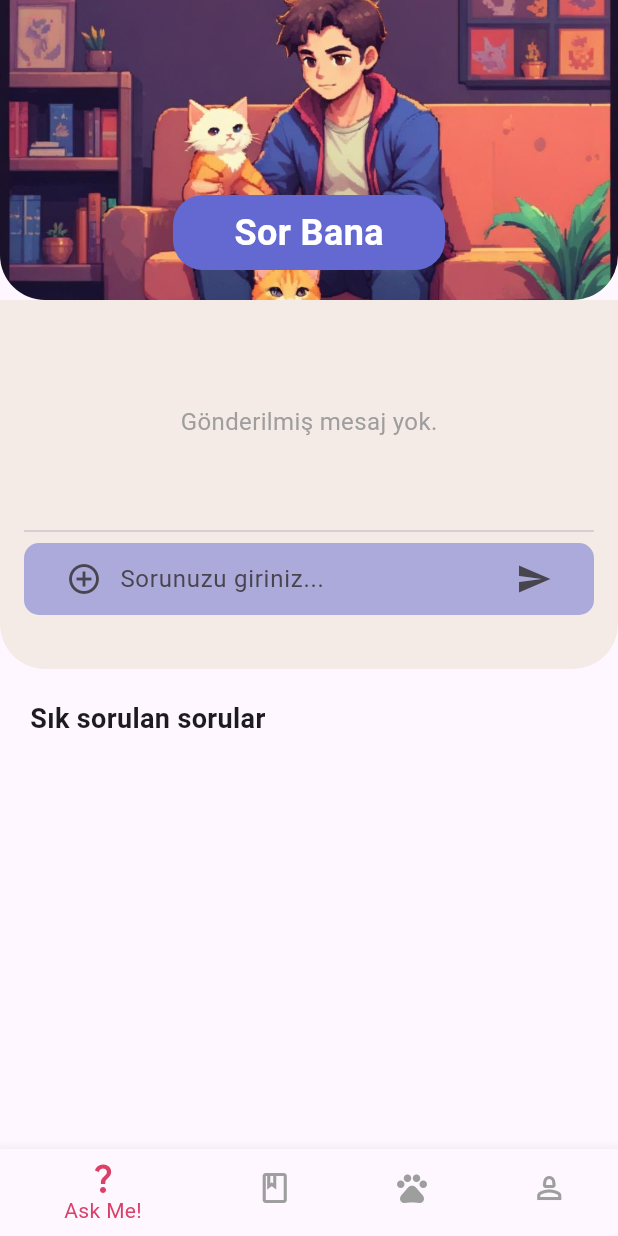
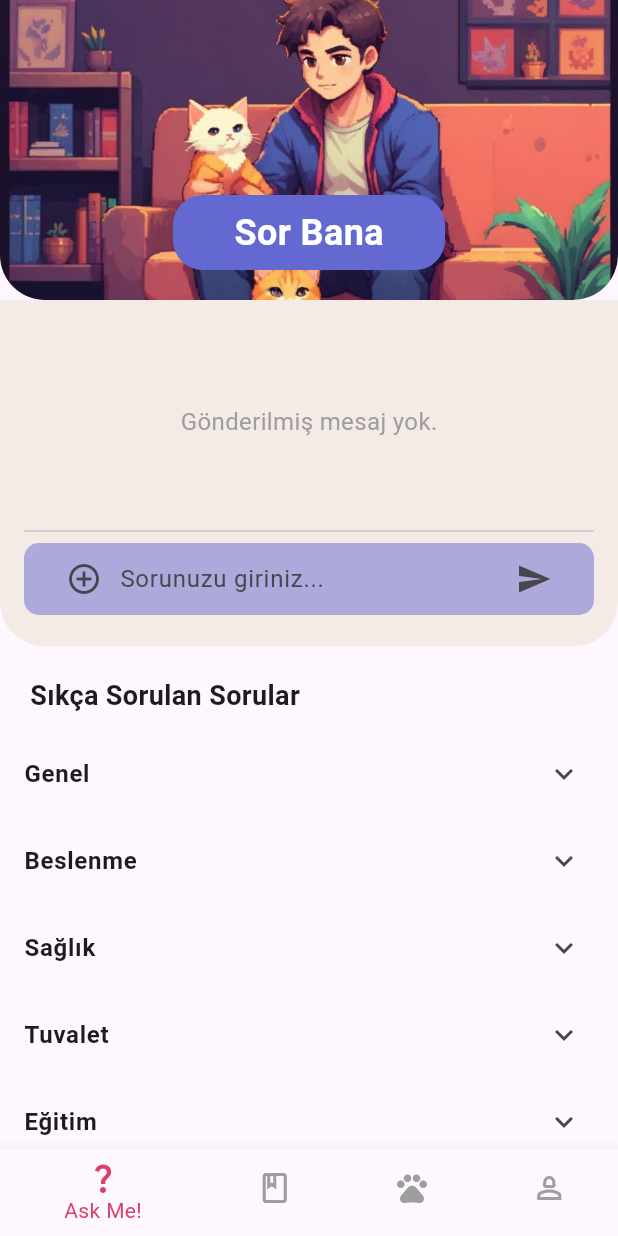
Before and after one commit to Dsoylular/bootcampGoogle, a Flutter app: the screen it shows after launch, after a tap on the "add circle outline" icon, on a phone screen of 412 x 824 dp. Run offline on Flutter 3.47's test engine with Material 3 defaults, Android fonts, the phone set to English and light mode, and no system bars; our stand-ins replace cloud_firestore, firebase_core; accounts and stored records are empty; network calls fail.

Commit message:
Sıkça Sorulan Sorular part added

```diff
--- a/lib/MainPage.dart
+++ b/lib/MainPage.dart
@@ -39,7 +39,8 @@ class _MainPageState extends State<MainPage> {
 
   void _sendMessage() {
     setState(() {
-      final message = _messageController.text.trim();
+      var message = "";
+      message = _messageController.text.trim();
       if (message.isNotEmpty) {
         _messages.clear();
         _messages.add({'type': 'user', 'message': message});
@@ -295,7 +296,7 @@ class _MainPageState extends State<MainPage> {
                       ],
                     ),
                   ),
-                  const SizedBox(height: 20),
+                  const SizedBox(height: 5),
                 ],
               ),
             ),
@@ -305,7 +306,7 @@ class _MainPageState extends State<MainPage> {
             children: [
               SizedBox(width: 20),
               Text(
-                "Sık sorulan sorular",
+                "Sıkça Sorulan Sorular",
                 style: TextStyle(
                     fontWeight: FontWeight.bold,
                     fontSize: 18
@@ -313,10 +314,43 @@ class _MainPageState extends State<MainPage> {
               ),
             ],
           ),
+          const SizedBox(height: 10),
+          _buildFaqSection(),
         ],
       ),
     );
   }
+
+  Widget _buildFaqSection() {
+    final faqs = {
+      "Genel": ["Can you help me set up a virtual pet sitter and suggest a product that can give treats to my dog while I'm at work?", "Based on my active lifestyle, apartment living, and preference for medium-sized dogs, can you suggest some breeds that might be a good fit for me?"],
+      "Beslenme": ["I have a Labrador Retriever. Can you help me create a balanced diet plan for her?", "What does tarantulas eat?"],
+      "Sağlık": ["My cat has been sneezing a lot lately. What could be the cause, and should I be worried?", "How can I help my rescue dog overcome his fear of thunderstorms?", "Give me step-by-step instructions for handling [pet injury] before I can reach a vet."],
+      "Tuvalet": ["Tuvalet soru 1", "Tuvalet soru 2"],
+      "Eğitim": ["Can you help me create a training plan to teach my dog to come when called?", "My new kitten is shy around strangers. How can I help her become more social?", "Suggest an interactive game that my cat would enjoy playing."]
+    };
+
+    return Column(
+      children: faqs.entries.map((entry) {
+        return ExpansionTile(
+          title: Text(
+            entry.key,
+            style: const TextStyle(fontWeight: FontWeight.bold, fontSize: 16),
+          ),
+          children: entry.value.map((question) {
+            return ListTile(
+              title: Text(question),
+              onTap: () {
+                print("Deniz");
+                _messageController.text = question;
+              },
+            );
+          }).toList(),
+        );
+      }).toList(),
+    );
+  }
+
 
   Widget _buildJournal() {
     return Scaffold();
```
Lines whose indentation alone changed are shown as unchanged.
